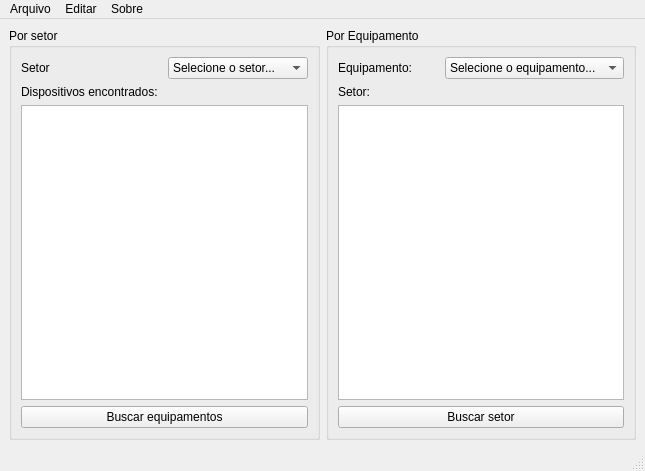
Above: xbee_manager/gui_nova.ui from PauloCamargos/lgp-manager before the change. Below: the same form after it.
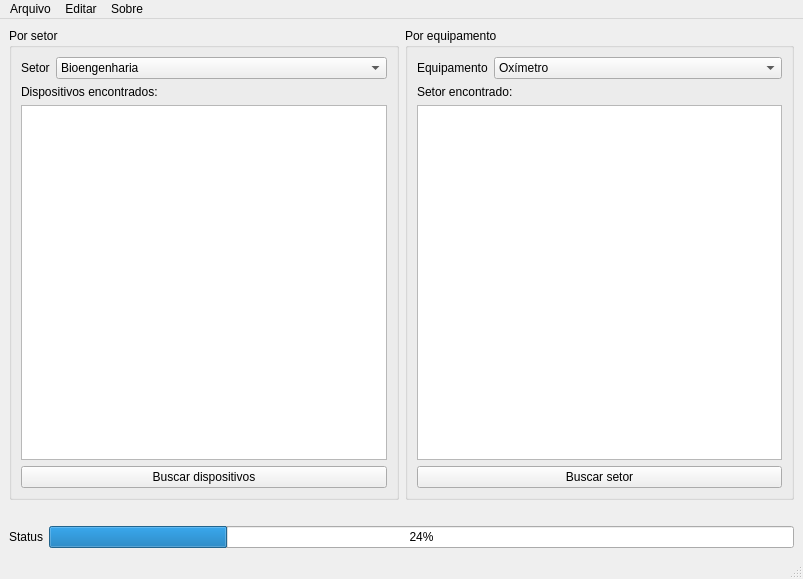
That is the form after the change.

The edit to the form file:
```diff
--- a/xbee_manager/gui_nova.ui
+++ b/xbee_manager/gui_nova.ui
@@ -6,17 +6,19 @@
    <rect>
     <x>0</x>
     <y>0</y>
-    <width>645</width>
-    <height>471</height>
+    <width>803</width>
+    <height>579</height>
    </rect>
   </property>
   <property name="windowTitle">
    <string>LOGAH Manager</string>
   </property>
   <widget class="QWidget" name="centralwidget">
-   <layout class="QHBoxLayout" name="horizontalLayout_8">
+   <layout class="QVBoxLayout" name="verticalLayout">
     <item>
-     <layout class="QHBoxLayout" name="horizontalLayout_7">
+     <layout class="QHBoxLayout" name="horizontalLayout_3">
+      <item>
+       <layout class="QHBoxLayout" name="horizontalLayout_2">
       <item>
        <widget class="QGroupBox" name="groupBox">
         <property name="title">
@@ -26,19 +28,26 @@
          <item>
           <layout class="QHBoxLayout" name="horizontalLayout_9">
            <item>
-            <widget class="QLabel" name="label_3">
+              <widget class="QLabel" name="label_4">
+               <property name="sizePolicy">
+                <sizepolicy hsizetype="Preferred" vsizetype="Preferred">
+                 <horstretch>0</horstretch>
+                 <verstretch>0</verstretch>
+                </sizepolicy>
+               </property>
              <property name="text">
               <string>Setor</string>
              </property>
             </widget>
            </item>
            <item>
-            <widget class="QComboBox" name="cbx_sectors">
-             <item>
-              <property name="text">
-               <string>Selecione o setor...</string>
-              </property>
-             </item>
+              <widget class="QComboBox" name="comboBox_2">
+               <property name="sizePolicy">
+                <sizepolicy hsizetype="Preferred" vsizetype="Fixed">
+                 <horstretch>1</horstretch>
+                 <verstretch>0</verstretch>
+                </sizepolicy>
+               </property>
              <item>
               <property name="text">
                <string>Bioengenharia</string>
@@ -54,19 +63,19 @@
           </layout>
          </item>
          <item>
-          <widget class="QLabel" name="label">
+            <widget class="QLabel" name="label_2">
            <property name="text">
             <string>Dispositivos encontrados:</string>
            </property>
           </widget>
          </item>
          <item>
-          <widget class="QListView" name="listView"/>
+            <widget class="QListWidget" name="listWidget"/>
          </item>
          <item>
           <widget class="QPushButton" name="pushButton">
            <property name="text">
-            <string>Buscar equipamentos</string>
+              <string>Buscar dispositivos</string>
            </property>
           </widget>
          </item>
@@ -76,34 +85,30 @@
      </layout>
     </item>
     <item>
-     <layout class="QHBoxLayout" name="horizontalLayout_6">
+       <layout class="QHBoxLayout" name="horizontalLayout">
       <item>
        <widget class="QGroupBox" name="groupBox_2">
         <property name="title">
-         <string>Por Equipamento</string>
-        </property>
-        <layout class="QVBoxLayout" name="verticalLayout_7">
+           <string>Por equipamento</string>
+          </property>
+          <layout class="QVBoxLayout" name="verticalLayout_2">
          <item>
           <layout class="QHBoxLayout" name="horizontalLayout_10">
            <item>
-            <widget class="QLabel" name="label_4">
+              <widget class="QLabel" name="label_3">
              <property name="text">
-              <string>Equipamento:</string>
+                <string>Equipamento</string>
              </property>
             </widget>
            </item>
            <item>
-            <widget class="QComboBox" name="cbx_equipments">
-             <item>
-              <property name="text">
-               <string>Selecione o equipamento...</string>
-              </property>
-             </item>
-             <item>
-              <property name="text">
-               <string>Esfigmomanômtro</string>
-              </property>
-             </item>
+              <widget class="QComboBox" name="comboBox">
+               <property name="sizePolicy">
+                <sizepolicy hsizetype="Preferred" vsizetype="Fixed">
+                 <horstretch>1</horstretch>
+                 <verstretch>0</verstretch>
+                </sizepolicy>
+               </property>
              <item>
               <property name="text">
                <string>Oxímetro</string>
@@ -124,14 +129,14 @@
           </layout>
          </item>
          <item>
-          <widget class="QLabel" name="label_2">
+            <widget class="QLabel" name="label">
            <property name="text">
-            <string>Setor:</string>
+              <string>Setor encontrado:</string>
            </property>
           </widget>
          </item>
          <item>
-          <widget class="QListView" name="listView_2"/>
+            <widget class="QListWidget" name="listWidget_2"/>
          </item>
          <item>
           <widget class="QPushButton" name="pushButton_2">
@@ -146,13 +151,50 @@
      </layout>
     </item>
    </layout>
-  </widget>
-  <widget class="QMenuBar" name="menubar">
+    </item>
+    <item>
+     <spacer name="horizontalSpacer">
+      <property name="orientation">
+       <enum>Qt::Horizontal</enum>
+      </property>
+      <property name="sizeHint" stdset="0">
+       <size>
+        <width>40</width>
+        <height>20</height>
+       </size>
+      </property>
+     </spacer>
+    </item>
+    <item>
+     <layout class="QVBoxLayout" name="verticalLayout_3">
+      <item>
+       <layout class="QHBoxLayout" name="horizontalLayout_6">
+        <item>
+         <widget class="QLabel" name="label_5">
+          <property name="text">
+           <string>Status</string>
+          </property>
+         </widget>
+        </item>
+        <item>
+         <widget class="QProgressBar" name="progressBar">
+          <property name="value">
+           <number>24</number>
+          </property>
+         </widget>
+        </item>
+       </layout>
+      </item>
+     </layout>
+    </item>
+   </layout>
+  </widget>
+  <widget class="QMenuBar" name="menuBar">
    <property name="geometry">
     <rect>
      <x>0</x>
      <y>0</y>
-     <width>645</width>
+     <width>803</width>
      <height>25</height>
     </rect>
    </property>
```
Left out of the diff: 40 changed lines with no effect on the pictures. Lines whose indentation alone changed are shown as unchanged.
